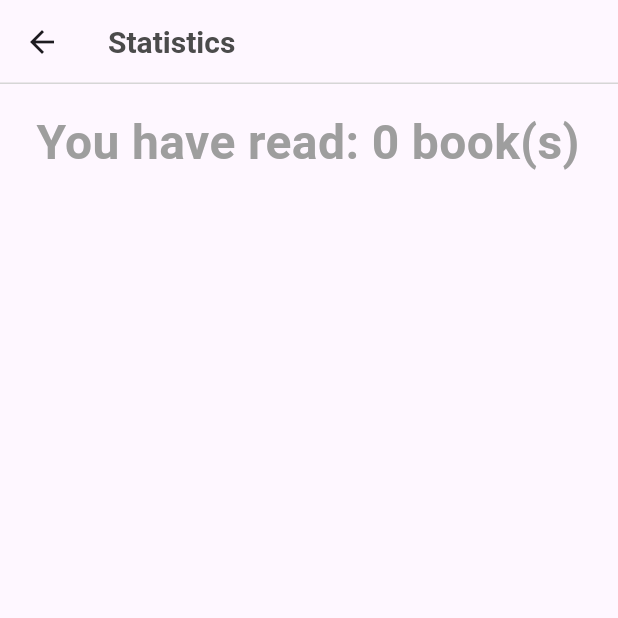
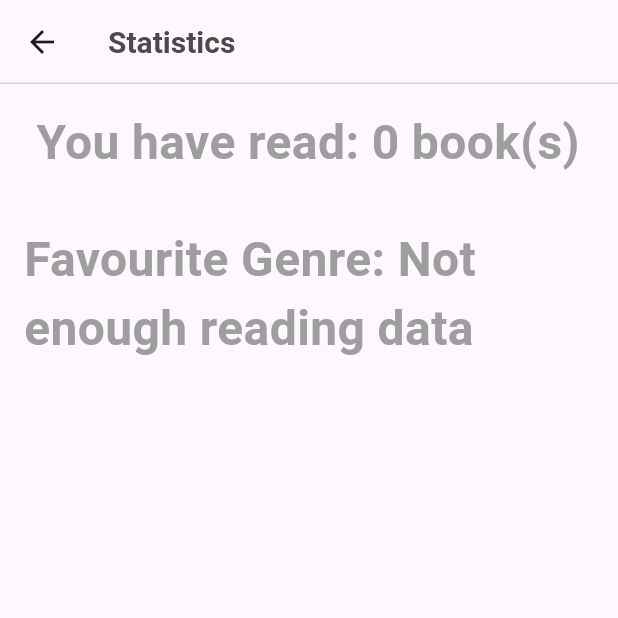
Before and after one commit to ashtondunderdale/file-engine, a Flutter app: the Statistics screen opened directly, on a phone screen of 412 x 824 dp, the top half of it. Run offline on Flutter 3.47's test engine with Material 3 defaults, Android fonts, the phone set to English and light mode, and no system bars; missing offline and left inert: google_books_api.

Commit message:
added most frequent category function

```diff
--- a/fluttergames/lib/globals.dart
+++ b/fluttergames/lib/globals.dart
@@ -8,4 +8,4 @@ List<Book> myBooks = [];
 List<Book> favouriteBooks = [];
 List<Book> booksRead = [];
 
-int readingChallenge = 50;
+int readingChallenge = 100;
--- a/fluttergames/lib/widgets/statistics/books_read_stat.dart
+++ b/fluttergames/lib/widgets/statistics/books_read_stat.dart
@@ -1,13 +1,18 @@
 import 'package:flutter/material.dart';
 import 'package:fluttergames/globals.dart';
+import 'package:google_books_api/google_books_api.dart';
 
 class BooksReadStat extends StatelessWidget {
   const BooksReadStat({super.key});
 
   @override
   Widget build(BuildContext context) {
-    return Padding(
-      padding: const EdgeInsets.only(top: 16, left: 16),
+    return Column(
+      children: [
+        Align(
+          alignment: Alignment.centerLeft,
+          child: Padding(
+            padding: const EdgeInsets.only(top: 16, left: 16, bottom: 32),
             child: Text(
               " You have read: ${booksRead.length} book(s)",
               style: const TextStyle(
@@ -16,6 +21,45 @@ class BooksReadStat extends StatelessWidget {
                 fontWeight: FontWeight.bold
               ),
             ),
+          ),
+        ),
+        Align(
+          alignment: Alignment.centerLeft,
+          child: Padding(
+            padding: const EdgeInsets.only(left: 16),
+            child: Text(
+              "Favourite Genre: ${getFavouriteGenre()}",
+                style: const TextStyle(
+                  fontSize: 32,
+                  color: Colors.grey,
+                  fontWeight: FontWeight.bold
+                ),
+            ),
+          ),
+        )
+      ],
     );
   }
+
+String getFavouriteGenre() {
+    Map<String, int> categoryCount = {};
+
+    for (Book book in booksRead) {
+      if (book.volumeInfo.categories.isNotEmpty) {
+        String category = book.volumeInfo.categories.first;
+        categoryCount[category] = (categoryCount[category] ?? 0) + 1;
       }
+    }
+
+    String mostFrequentCategory = "";
+    int maxCount = 0;
+
+    categoryCount.forEach((category, count) {
+      if (count > maxCount) {
+        mostFrequentCategory = category;
+        maxCount = count;
+      }
+    });
+    return mostFrequentCategory.isEmpty ? "Not enough reading data" : mostFrequentCategory;
+  }
+}
```
Also changed, not shown: fluttergames/lib/views/profile.dart (+14 -10 lines). Lines whose indentation alone changed are shown as unchanged.
